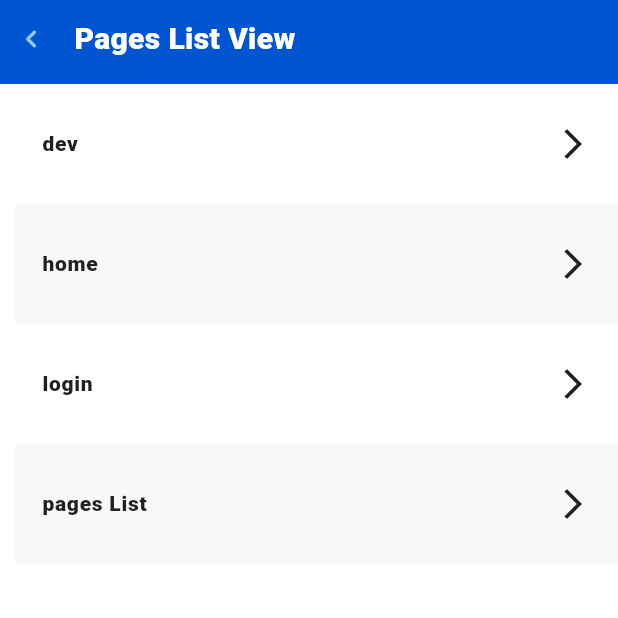
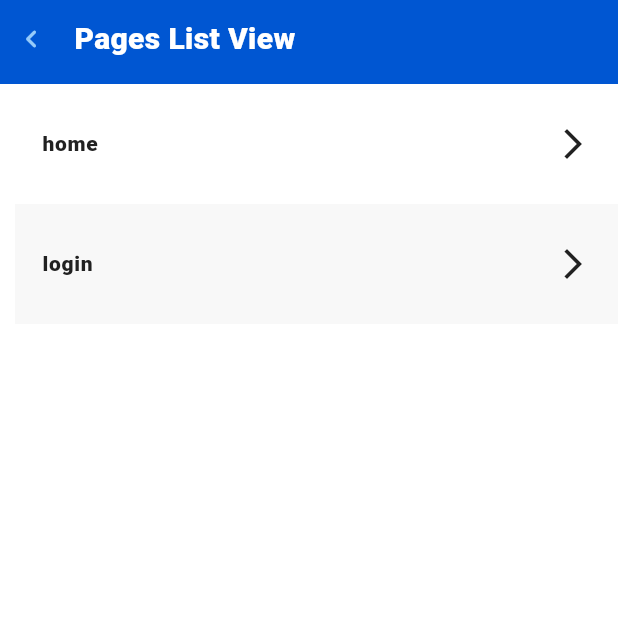
Before and after one commit to MirzaMlna/experiment, a Flutter app: the PagesListView screen opened by its route, on a phone screen of 412 x 824 dp, the top half of it. Run offline on Flutter 3.47's test engine with Material 3 defaults, Android fonts, the phone set to English and light mode, and no system bars; Roboto replaces fonts that are missing (Manrope).

Commit message:
✅ Update Pages List For Dev

```diff
--- a/lib/views/login/login_view.dart
+++ b/lib/views/login/login_view.dart
@@ -1,11 +1,9 @@
 import 'package:flutter/material.dart';
-import 'package:flutter/widgets.dart';
 import 'package:mobile_user/app/theme/app_colors.dart';
 
 import 'package:mobile_user/app/theme/app_text_style.dart';
 import 'package:mobile_user/widgets/app_appbar.dart';
 import 'package:mobile_user/widgets/app_button.dart';
-import 'package:mobile_user/widgets/app_icon_button.dart';
 import 'package:mobile_user/widgets/app_text_field.dart';
 
 class LoginView extends StatefulWidget {
--- a/lib/views/widget_list/pages_list_view.dart
+++ b/lib/views/widget_list/pages_list_view.dart
@@ -32,7 +32,7 @@ class _PagesListViewState extends State<PagesListView> {
 }
 
 Widget views(BuildContext context) {
-  var items = AppRoutes.routes.entries.skip(0).toList();
+  var items = AppRoutes.routes.entries.skip(2).toList();
 
   items.sort((a, b) {
     return a.key
```
